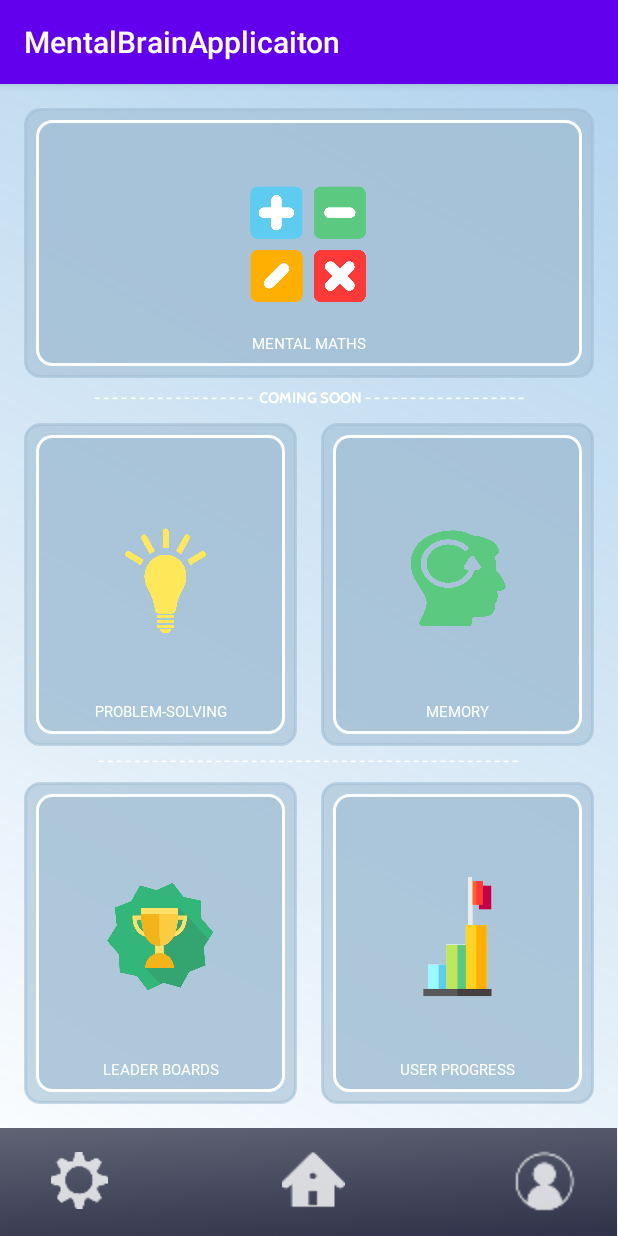
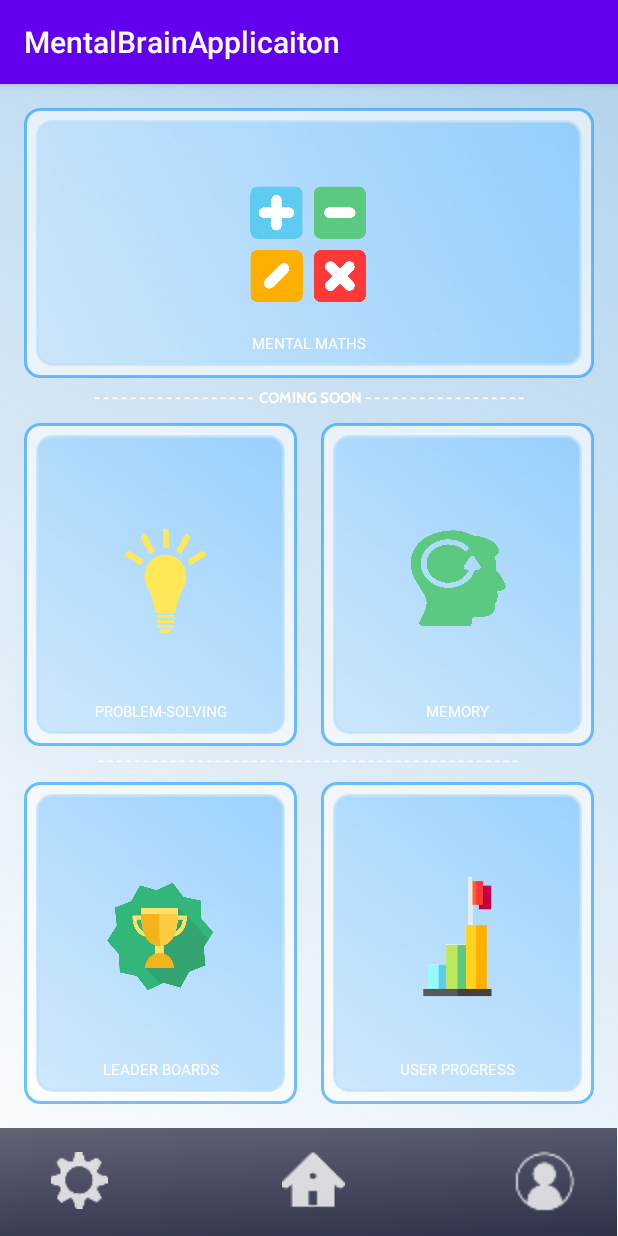
Before and after one commit to 57spvqas/Mobile-App-Group4, an Android app: the screen it shows after launch (MainActivity), on a phone screen of 412 x 824 dp. Run offline under Robolectric (Android 15) with nearby library versions, the phone set to English and light mode, and no system bars; Roboto replaces fonts that are not available here.

Commit message:
Main page UI edits
- Changed colour scheme
- Added gradient to buttons

```diff
--- a/MentalBrainApplication1.9/app/src/main/res/drawable-xxxhdpi/textview_border2.xml
+++ b/MentalBrainApplication1.9/app/src/main/res/drawable-xxxhdpi/textview_border2.xml
@@ -3,8 +3,14 @@
     android:shape="rectangle">
 
     <stroke
-       android:color="#FFFFFF"
+       android:color="#B2BDE0FB"
         android:width="2dp"/>
     <corners android:radius="10dp"/>
-    <solid android:color="#95A2BED4"/>
+
+
+    <gradient
+        android:startColor="#B2BDE0FB"
+
+        android:endColor="#7E46ADFF"
+        android:angle="45"/>
 </shape>
--- a/MentalBrainApplication1.9/app/src/main/res/drawable-xxxhdpi/textview_border3.xml
+++ b/MentalBrainApplication1.9/app/src/main/res/drawable-xxxhdpi/textview_border3.xml
@@ -3,8 +3,8 @@
     android:shape="rectangle">
 
     <stroke
-       android:color="#95A2BED4"
+       android:color="#951196FF"
         android:width="2dp"/>
     <corners android:radius="10dp"/>
-    <solid android:color="#95A2BED4"/>
+    <solid android:color="#95FFFFFF"/>
 </shape>
```
